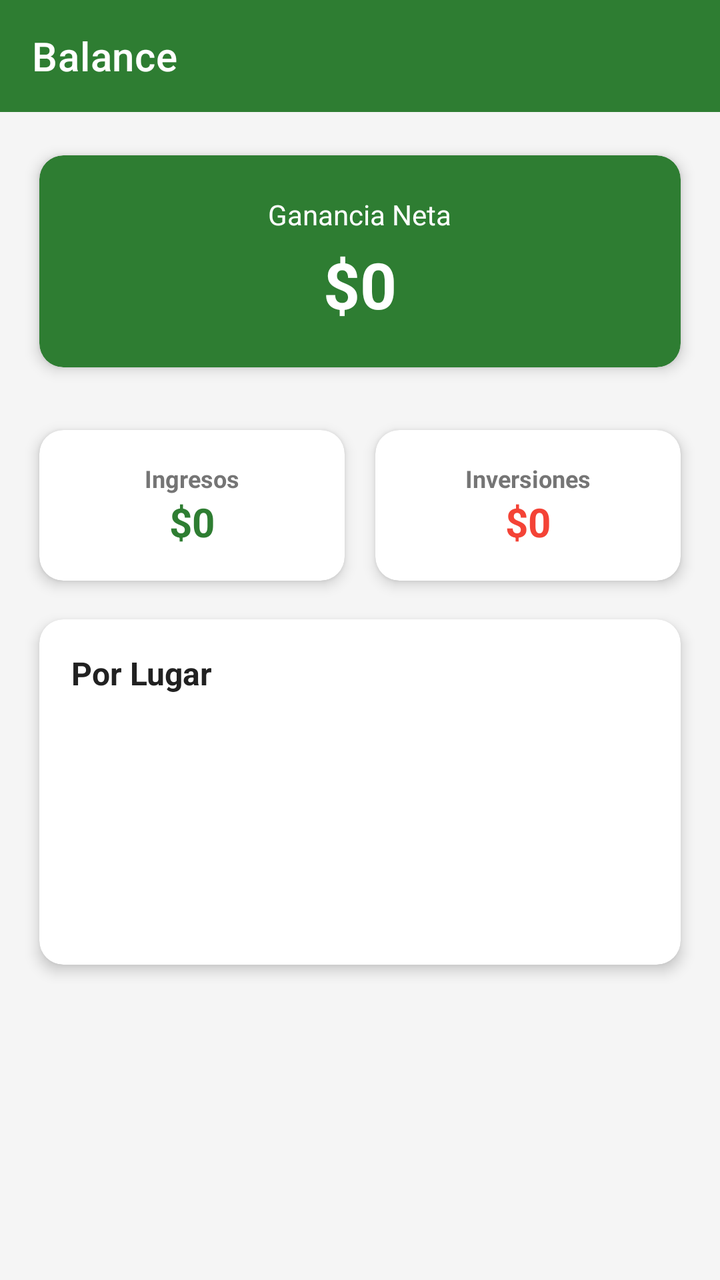
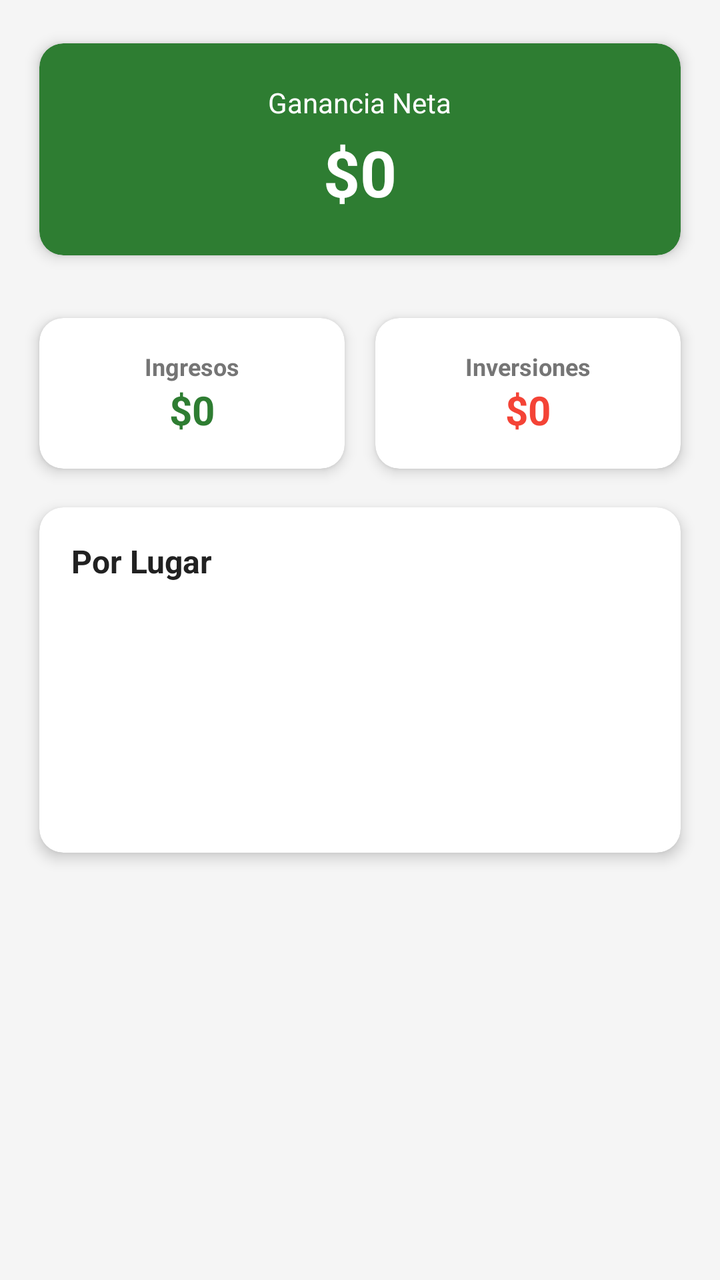

The first picture is an Android layout as it rendered before a commit; the second is the same layout after the commit. The layout source and the unified diff follow.
<!-- AndroidManifest.xml: application theme Theme.OasisCheck -->
<!-- res/layout/activity_balance.xml -->
<?xml version="1.0" encoding="utf-8"?>
<ScrollView
    xmlns:android="http://schemas.android.com/apk/res/android"
    xmlns:app="http://schemas.android.com/apk/res-auto"
    android:layout_width="match_parent"
    android:layout_height="match_parent"
    android:background="@color/background">

    <LinearLayout
        android:layout_width="match_parent"
        android:layout_height="wrap_content"
        android:orientation="vertical">

        <com.google.android.material.appbar.MaterialToolbar
            android:id="@+id/toolbar"
            android:layout_width="match_parent"
            android:layout_height="?attr/actionBarSize"
            android:background="@color/green_primary"
            app:title="@string/balance"
            app:titleTextColor="@color/white" />

        <androidx.cardview.widget.CardView
            style="@style/CardStyle"
            android:layout_width="match_parent"
            android:layout_height="wrap_content"
            android:layout_margin="12dp"
            app:cardBackgroundColor="@color/green_primary">

            <LinearLayout
                android:layout_width="match_parent"
                android:layout_height="wrap_content"
                android:orientation="vertical"
                android:padding="20dp"
                android:gravity="center">

                <TextView
                    android:layout_width="wrap_content"
                    android:layout_height="wrap_content"
                    android:text="@string/ganancia_neta"
                    android:textSize="14sp"
                    android:textColor="@color/white" />

                <TextView
                    android:id="@+id/tv_ganancia_neta"
                    android:layout_width="wrap_content"
                    android:layout_height="wrap_content"
                    android:text="@string/n_0"
                    android:textSize="32sp"
                    android:textStyle="bold"
                    android:textColor="@color/white"
                    android:layout_marginTop="4dp" />

            </LinearLayout>

        </androidx.cardview.widget.CardView>

        <LinearLayout
            android:layout_width="match_parent"
            android:layout_height="wrap_content"
            android:orientation="horizontal"
            android:paddingHorizontal="12dp">

            <androidx.cardview.widget.CardView
                style="@style/CardStyle"
                android:layout_width="0dp"
                android:layout_height="wrap_content"
                android:layout_weight="1">

                <LinearLayout
                    android:layout_width="match_parent"
                    android:layout_height="wrap_content"
                    android:orientation="vertical"
                    android:padding="16dp"
                    android:gravity="center">

                    <TextView
                        android:layout_width="wrap_content"
                        android:layout_height="wrap_content"
                        android:text="@string/ingresos"
                        android:textSize="12sp"
                        android:textColor="@color/text_secondary"
                        android:textStyle="bold" />

                    <TextView
                        android:id="@+id/tv_ingresos"
                        android:layout_width="wrap_content"
                        android:layout_height="wrap_content"
                        android:text="@string/n_0"
                        android:textSize="20sp"
                        android:textStyle="bold"
                        android:textColor="@color/green_primary" />

                </LinearLayout>

            </androidx.cardview.widget.CardView>

            <androidx.cardview.widget.CardView
                style="@style/CardStyle"
                android:layout_width="0dp"
                android:layout_height="wrap_content"
                android:layout_weight="1">

                <LinearLayout
                    android:layout_width="match_parent"
                    android:layout_height="wrap_content"
                    android:orientation="vertical"
                    android:padding="16dp"
                    android:gravity="center">

                    <TextView
                        android:layout_width="wrap_content"
                        android:layout_height="wrap_content"
                        android:text="@string/inversiones"
                        android:textSize="12sp"
                        android:textColor="@color/text_secondary"
                        android:textStyle="bold" />

                    <TextView
                        android:id="@+id/tv_inversiones"
                        android:layout_width="wrap_content"
                        android:layout_height="wrap_content"
                        android:text="@string/n_0"
                        android:textSize="20sp"
                        android:textStyle="bold"
                        android:textColor="@color/red" />

                </LinearLayout>

            </androidx.cardview.widget.CardView>

        </LinearLayout>

        <androidx.cardview.widget.CardView
            style="@style/CardStyle"
            android:layout_width="match_parent"
            android:layout_height="wrap_content"
            android:layout_marginHorizontal="12dp">

            <LinearLayout
                android:layout_width="match_parent"
                android:layout_height="wrap_content"
                android:orientation="vertical"
                android:padding="16dp">

                <TextView
                    android:layout_width="wrap_content"
                    android:layout_height="wrap_content"
                    android:text="@string/por_lugar"
                    android:textSize="16sp"
                    android:textStyle="bold"
                    android:textColor="@color/text_primary" />

                <TextView
                    android:id="@+id/tv_balance_feria"
                    android:layout_width="match_parent"
                    android:layout_height="wrap_content"
                    android:layout_marginTop="8dp"
                    android:textSize="14sp" />

                <TextView
                    android:id="@+id/tv_balance_vivero"
                    android:layout_width="match_parent"
                    android:layout_height="wrap_content"
                    android:layout_marginTop="4dp"
                    android:textSize="14sp" />

                <TextView
                    android:id="@+id/tv_balance_quiniela"
                    android:layout_width="match_parent"
                    android:layout_height="wrap_content"
                    android:layout_marginTop="4dp"
                    android:textSize="14sp" />

                <TextView
                    android:id="@+id/tv_balance_libreria"
                    android:layout_width="match_parent"
                    android:layout_height="wrap_content"
                    android:layout_marginTop="4dp"
                    android:textSize="14sp" />

                <TextView
                    android:id="@+id/tv_balance_entrega"
                    android:layout_width="match_parent"
                    android:layout_height="wrap_content"
                    android:layout_marginTop="4dp"
                    android:textSize="14sp" />

            </LinearLayout>

        </androidx.cardview.widget.CardView>

    </LinearLayout>

</ScrollView>
<!-- resources referenced by this layout -->
<resources>
  <color name="background">#F5F5F5</color>
  <color name="green_primary">#2E7D32</color>
  <color name="red">#F44336</color>
  <color name="text_primary">#212121</color>
  <color name="text_secondary">#757575</color>
  <color name="white">#FFFFFF</color>
  <string name="balance">Balance</string>
  <string name="ganancia_neta">Ganancia Neta</string>
  <string name="ingresos">Ingresos</string>
  <string name="inversiones">Inversiones</string>
  <string name="n_0">$0</string>
  <string name="por_lugar">Por Lugar</string>
  <style name="CardStyle">
          <item name="cardCornerRadius">12dp</item>
          <item name="cardElevation">4dp</item>
          <item name="cardUseCompatPadding">true</item>
      </style>
  <style name="Theme.OasisCheck" parent="Theme.MaterialComponents.DayNight.DarkActionBar">
          <item name="colorPrimary">@color/green_primary</item>
          <item name="colorPrimaryDark">@color/green_primary_dark</item>
          <item name="colorAccent">@color/green_accent</item>
          <item name="colorSecondary">@color/green_accent</item>
          <item name="colorOnSurface">@color/text_primary</item>
          <item name="android:statusBarColor">@color/green_primary_dark</item>
      </style>
  <color name="green_primary_dark">#1B5E20</color>
  <color name="green_accent">#66BB6A</color>
</resources>

<!-- the commit's change to res/layout/activity_balance.xml (unified diff, before → after) -->
@@ -11,13 +11,7 @@
         android:layout_height="wrap_content"
         android:orientation="vertical">
 
-        <com.google.android.material.appbar.MaterialToolbar
-            android:id="@+id/toolbar"
-            android:layout_width="match_parent"
-            android:layout_height="?attr/actionBarSize"
-            android:background="@color/green_primary"
-            app:title="@string/balance"
-            app:titleTextColor="@color/white" />
+
 
         <androidx.cardview.widget.CardView
             style="@style/CardStyle"
<!-- resource entries referenced after the edit -->
@@ -6,7 +6,6 @@
   <color name="text_primary">#212121</color>
   <color name="text_secondary">#757575</color>
   <color name="white">#FFFFFF</color>
-  <string name="balance">Balance</string>
   <string name="ganancia_neta">Ganancia Neta</string>
   <string name="ingresos">Ingresos</string>
   <string name="inversiones">Inversiones</string>
@@ -17,15 +16,14 @@
           <item name="cardElevation">4dp</item>
           <item name="cardUseCompatPadding">true</item>
       </style>
-  <style name="Theme.OasisCheck" parent="Theme.MaterialComponents.DayNight.DarkActionBar">
-          <item name="colorPrimary">@color/green_primary</item>
-          <item name="colorPrimaryDark">@color/green_primary_dark</item>
-          <item name="colorAccent">@color/green_accent</item>
-          <item name="colorSecondary">@color/green_accent</item>
+  <style name="Theme.OasisCheck" parent="Theme.MaterialComponents.DayNight.NoActionBar">
+          <item name="colorPrimary">@color/purple</item>
+          <item name="colorPrimaryDark">#6A1B9A</item>
+          <item name="colorAccent">#FF4081</item>
+          <item name="colorSecondary">#FF4081</item>
           <item name="colorOnSurface">@color/text_primary</item>
-          <item name="android:statusBarColor">@color/green_primary_dark</item>
+          <item name="android:statusBarColor">#6A1B9A</item>
       </style>
-  <color name="green_primary_dark">#1B5E20</color>
-  <color name="green_accent">#66BB6A</color>
+  <color name="purple">#9C27B0</color>
 </resources>
 
